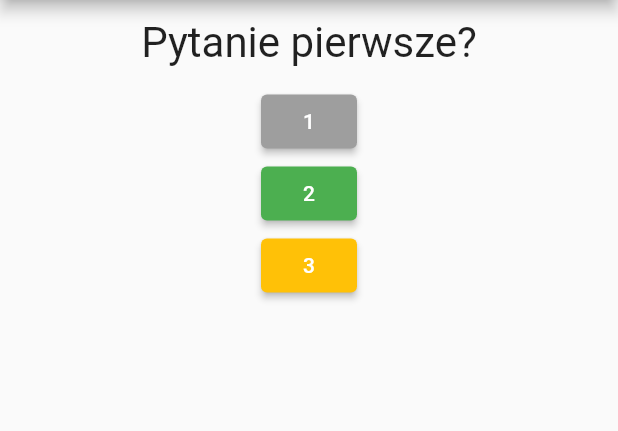
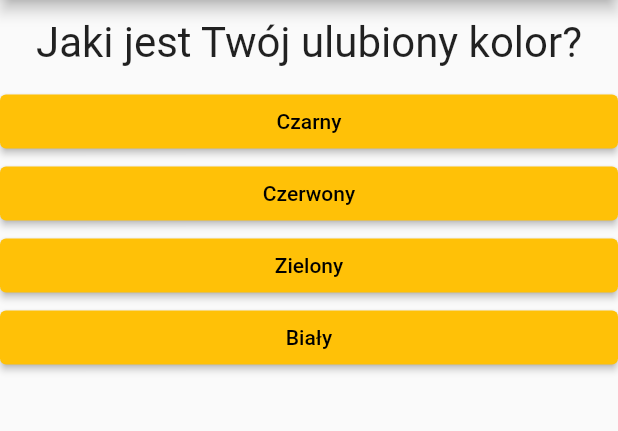
Before and after one commit to Pioxis/first_app, a Flutter app: the screen it shows after launch, on a phone screen of 412 x 824 dp, the part 84-515 px from its top. Run offline on Flutter 3.47's test engine with Material 2 defaults, Android fonts, the phone set to English and light mode, and no system bars.

Commit message:
47. finished

```diff
--- /dev/null
+++ b/lib/answer.dart
@@ -0,0 +1,27 @@
+import 'package:flutter/material.dart';
+
+class Answer extends StatelessWidget {
+  //zmienna przyjmująca funkcję z zewnątrz do wykorzystania w tej klasie
+  final Function selectHandler;
+  final String answerText;
+
+  //utworzenie konstruktora przyjmującego wskaźnik do funkcji
+  Answer(this.selectHandler, this.answerText);
+
+  @override
+  Widget build(BuildContext context) {
+    return Container(
+      width: double.infinity,
+      child: ElevatedButton(
+        onPressed: selectHandler, //wykorzystanie funkcji z zewnątrz
+        child: Text(
+          answerText,
+          style: TextStyle(color: Colors.black),
+        ),
+        style: ElevatedButton.styleFrom(
+          primary: Colors.amber,
+        ),
+      ),
+    );
+  }
+}
--- a/lib/main.dart
+++ b/lib/main.dart
@@ -1,6 +1,7 @@
 import 'package:flutter/material.dart';
 
 import './question.dart';
+import './answer.dart';
 
 void main() {
   runApp(MyApp());
@@ -13,22 +14,37 @@ class MyApp extends StatefulWidget {
 }
 
 class _MyAppState extends State<MyApp> {
-  void answerQuestion(int number) {
+  void _answerQuestion() {
     setState(() {
-      questionIndex = questionIndex + 1;
-      if (questionIndex > questions.length - 1) {
-        questionIndex = 0;
+      _questionIndex = _questionIndex + 1;
+      if (_questionIndex > questions.length - 1) {
+        _questionIndex = 0;
       }
     });
-    debugPrint('Answer choosen ' + number.toString());
+    debugPrint('Question printed number: ' + (_questionIndex + 1).toString());
   }
 
-  var questionIndex = 0;
-  var questions = ['Pytanie pierwsze?', 'Drugie Pytanie', 'Pytanie TRZECIE?'];
+  var _questionIndex = 0;
+  static const questions = [
+    {
+      'questionText': 'Jaki jest Twój ulubiony kolor?',
+      'answers': ['Czarny', 'Czerwony', 'Zielony', 'Biały'],
+    },
+    {
+      'questionText': 'Jakie jest Twoje ulubione zwierze?',
+      'answers': ['Kot', 'Pies', 'Koń', 'Chomik','Myszoskoczek'],
+    },
+    {
+      'questionText': 'Kto jest Twoim ulubionym aktorem?',
+      'answers': ['Johnny Depp', 'Bruce Willis', 'Cezary Pazura', 'Cezary Żak'],
+    },
+  ];
 
   @override
   Widget build(BuildContext context) {
     return MaterialApp(
+      theme: ThemeData.light(),
+      darkTheme: ThemeData.dark(),
       home: Scaffold(
         appBar: AppBar(
           title: Text(
@@ -39,37 +55,36 @@ class _MyAppState extends State<MyApp> {
           //crossAxisAlignment: CrossAxisAlignment.start,
           children: <Widget>[
             Question(
-              questions[questionIndex],
+              questions[_questionIndex]['questionText'],
             ),
-            ElevatedButton(
-              onPressed: () {
-                answerQuestion(1);
-              },
-              child: Text('1'),
-              style: ElevatedButton.styleFrom(
-                primary: Colors.grey,
-              ),
-            ),
-            ElevatedButton(
-              onPressed: () {
-                answerQuestion(2);
-              },
-              child: Text(
-                '2',
-              ),
-              style: ElevatedButton.styleFrom(
-                primary: Colors.green,
-              ),
-            ),
-            ElevatedButton(
-              onPressed: () {},
-              child: Text(
-                '3',
-              ),
-              style: ElevatedButton.styleFrom(
-                primary: Colors.amber,
-              ),
-            )
+            ...(questions[_questionIndex]['answers'] as List<String>)
+                .map((answer) {
+              return Answer(_answerQuestion, answer);
+            }).toList(),
+            // ElevatedButton(
+            //   onPressed: () {
+            //     answerQuestion(1);
+            //   },
+            //   child: Text('1'),
+            //   style: ElevatedButton.styleFrom(
+            //     primary: Colors.grey,
+            //   ),
+            // ),
+            // ElevatedButton(
+            //   onPressed: () {
+            //     answerQuestion(2);
+            //   },
+            //   child: Text(
+            //     '2',
+            //   ),
+            //   style: ElevatedButton.styleFrom(
+            //     primary: Colors.green,
+            //   ),
+            // ),
+
+            // Answer(_answerQuestion),
+            // Answer(_answerQuestion),
+            // Answer(_answerQuestion)
           ],
         ),
       ),
```
